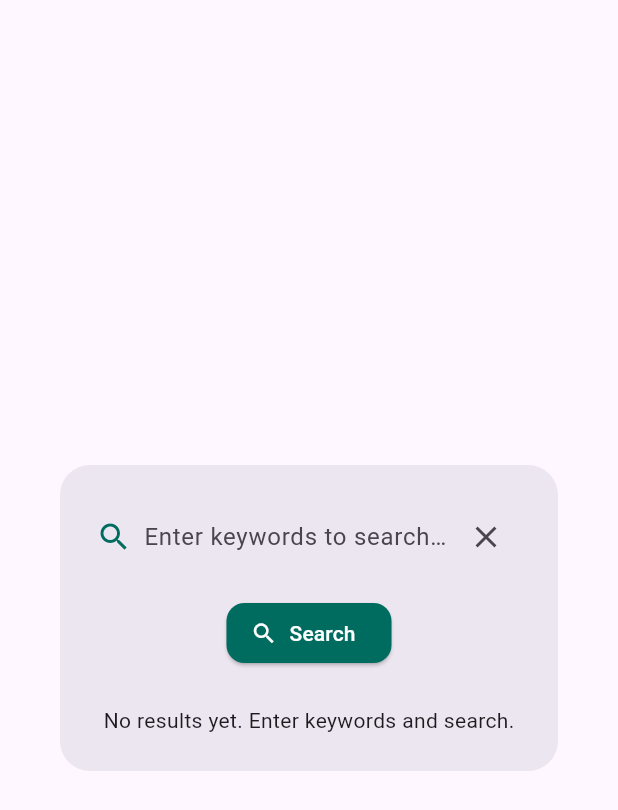
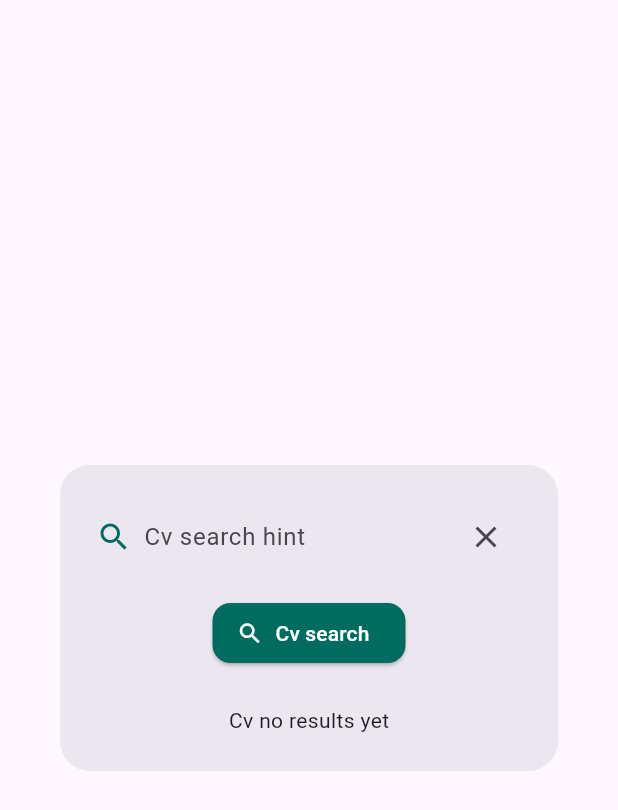
Before and after one commit to LaraTHiba/Graduation-Project, a Flutter app: the CVSearchDialog widget shown alone on an empty page, opened directly, on a phone screen of 412 x 824 dp. Shown: the top 810 px of the screen. Run offline on Flutter 3.47's test engine with Material 3 defaults, Android fonts, the phone set to English and light mode, and no system bars; our stand-ins replace file_picker, google_fonts, image_picker, shared_preferences, transparent_image; accounts and stored records are empty; network calls fail.

Commit message:
++final01

```diff
--- a/gangapp/lib/languages/arabic.dart
+++ b/gangapp/lib/languages/arabic.dart
@@ -94,5 +94,13 @@ class Arabic {
     'Please write a reply': 'يرجى كتابة الرد',
     'Update post': 'تحديث المنشور',
     'delete_post_confirmation': 'هل أنت متأكد أنك تريد حذف هذا المنشور؟',
+    'Find job candidates': 'ابحث عن مرشحي الوظائف',
+    'Cv search hint': 'أدخل كلمات البحث للبحث في السير الذاتية...',
+    'Cv search': 'بحث',
+    'Download cv': 'تحميل السيرة الذاتية',
+    'Cv no results': 'لا توجد نتائج.',
+    'Cv no results yet': 'لا توجد نتائج بعد. أدخل كلمات البحث وابحث.',
+    'Light Mode': 'الوضع الفاتح',
+    'Dark Mode': 'الوضع الداكن',
   };
 }
--- a/gangapp/lib/languages/english.dart
+++ b/gangapp/lib/languages/english.dart
@@ -70,5 +70,15 @@ class English {
     'Add Image': 'Add Image',
     'Post Reply': 'Post Reply',
     'Please write a reply': 'Please write a reply',
+
+    'find job candidates': 'Find job candidates',
+    'cv search hint': 'Enter keywords to search CVs...',
+    'cv search': 'Search',
+    'download cv': 'Download CV',
+    'cv no results': 'No results found.',
+    'cv no results yet': 'No results yet. Enter keywords and search.',
+
+    'light mode': 'Light Mode',
+    'dark mode': 'Dark Mode',
   };
 }
--- a/gangapp/lib/views/home/Home_Page.dart
+++ b/gangapp/lib/views/home/Home_Page.dart
@@ -205,11 +205,11 @@ class _HomePageState extends State<HomePage> {
             },
             child: Row(
               mainAxisSize: MainAxisSize.min,
-              children: const [
+              children: [
                 Icon(Icons.search, color: Colors.white),
                 SizedBox(width: 6),
                 Text(
-                  'Find job candidates',
+                  context.read<Language>().get('Find job candidates'),
                   style: TextStyle(
                     fontWeight: FontWeight.bold,
                     fontSize: 16,
--- a/gangapp/lib/views/profile/Profile_Page.dart
+++ b/gangapp/lib/views/profile/Profile_Page.dart
@@ -433,8 +433,8 @@ class _ProfilePageState extends State<ProfilePage> {
                               ),
                               title: Text(
                                 themeController.isDarkMode
-                                    ? 'Light Mode'
-                                    : 'Dark Mode',
+                                    ? language.get('Light Mode')
+                                    : language.get('Dark Mode'),
                               ),
                               trailing: Switch(
                                 value: themeController.isDarkMode,
--- a/gangapp/lib/views/widgets/cv_search_dialog.dart
+++ b/gangapp/lib/views/widgets/cv_search_dialog.dart
@@ -2,6 +2,8 @@ import 'package:flutter/material.dart';
 import '../../services/api_service.dart';
 import 'package:url_launcher/url_launcher.dart';
 import 'dart:convert';
+import 'package:provider/provider.dart';
+import '../../languages/language.dart';
 
 class CVSearchDialog extends StatefulWidget {
   const CVSearchDialog({Key? key}) : super(key: key);
@@ -42,6 +44,7 @@ class _CVSearchDialogState extends State<CVSearchDialog> {
 
   @override
   Widget build(BuildContext context) {
+    final language = context.read<Language>();
     return Dialog(
       shape: RoundedRectangleBorder(borderRadius: BorderRadius.circular(20)),
       child: Padding(
@@ -56,8 +59,8 @@ class _CVSearchDialogState extends State<CVSearchDialog> {
                 Expanded(
                   child: TextField(
                     controller: _searchController,
-                    decoration: const InputDecoration(
-                      hintText: 'Enter keywords to search CVs...',
+                    decoration: InputDecoration(
+                      hintText: language.get('Cv search hint'),
                       border: InputBorder.none,
                     ),
                     onSubmitted: (_) => _onSearch(),
@@ -72,7 +75,7 @@ class _CVSearchDialogState extends State<CVSearchDialog> {
             const SizedBox(height: 16),
             ElevatedButton.icon(
               icon: const Icon(Icons.search),
-              label: const Text('Search'),
+              label: Text(language.get('Cv search')),
               style: ElevatedButton.styleFrom(
                 backgroundColor: const Color(0xFF006C5F),
                 foregroundColor: Colors.white,
@@ -110,7 +113,7 @@ class _CVSearchDialogState extends State<CVSearchDialog> {
                       trailing: profile['cv_file_url'] != null
                           ? IconButton(
                               icon: const Icon(Icons.download),
-                              tooltip: 'Download CV',
+                              tooltip: language.get('Download cv'),
                               onPressed: () async {
                                 final url = profile['cv_file_url'];
                                 if (url != null && await canLaunch(url)) {
@@ -125,9 +128,9 @@ class _CVSearchDialogState extends State<CVSearchDialog> {
                 ),
               )
             else if (!_isSearching && _results.isEmpty && _hasSearched)
-              const Text('No results found.')
+              Text(language.get('Cv no results'))
             else if (!_isSearching && _results.isEmpty && !_hasSearched)
-              const Text('No results yet. Enter keywords and search.'),
+              Text(language.get('Cv no results yet')),
           ],
         ),
       ),
```
